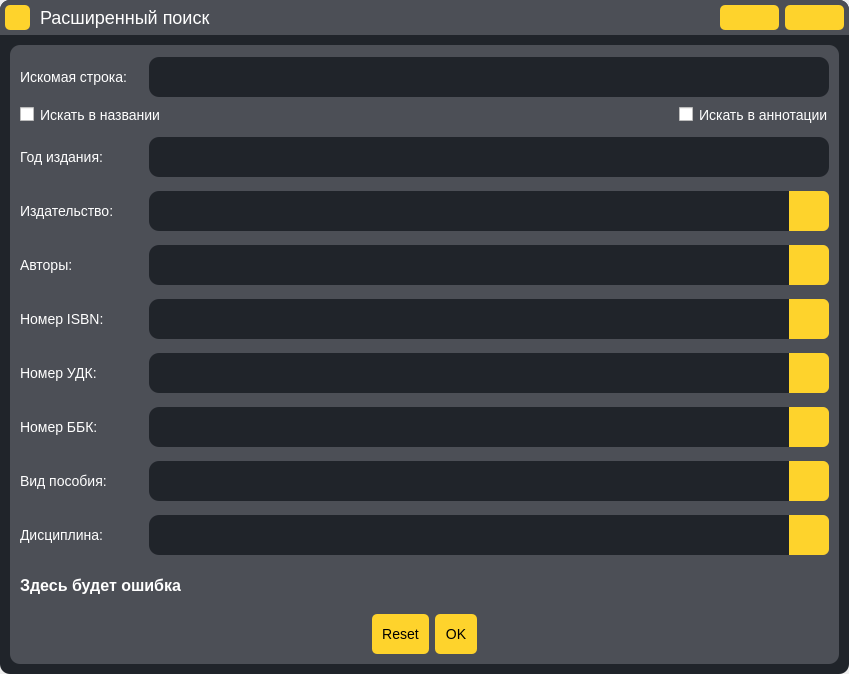
Old version of the form Design/qt_ui/ex_search_window.ui in the repository PereverzevIvan/Online_library_for_Polytech.
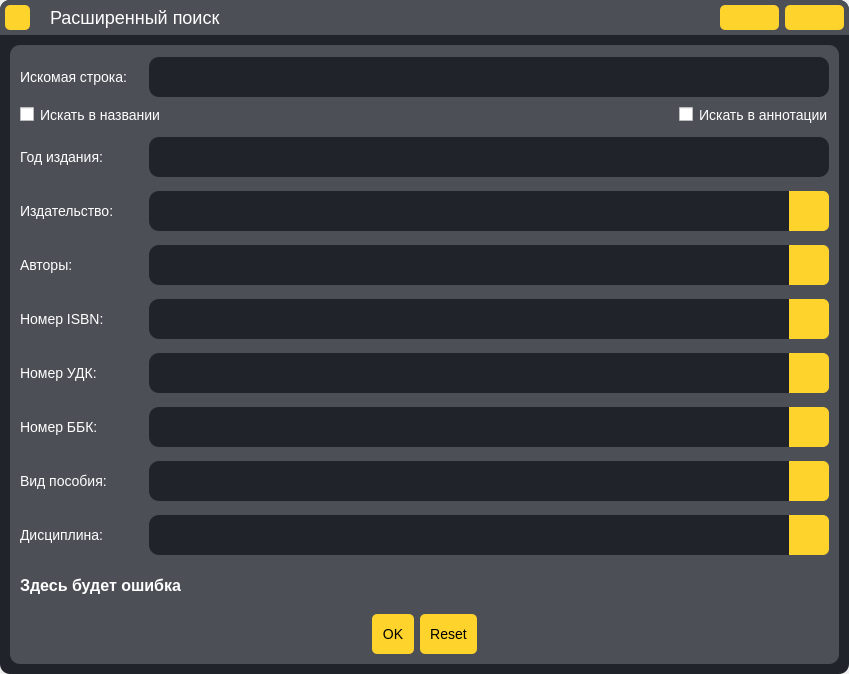
New version of the form. Icons and pictures are not drawn.

The edit to the form file:
```diff
--- a/Design/qt_ui/ex_search_window.ui
+++ b/Design/qt_ui/ex_search_window.ui
@@ -396,16 +396,16 @@
             <property name="bottomMargin">
              <number>0</number>
             </property>
-            <item alignment="Qt::AlignLeft">
+           </layout>
+          </widget>
+         </item>
+         <item>
              <widget class="QLabel" name="window_title">
               <property name="text">
                <string>Расширенный поиск</string>
               </property>
              </widget>
             </item>
-           </layout>
-          </widget>
-         </item>
          <item>
           <spacer name="horizontalSpacer">
            <property name="orientation">
@@ -1247,6 +1247,12 @@
             </item>
             <item>
              <widget class="QDialogButtonBox" name="buttons">
+              <property name="layoutDirection">
+               <enum>Qt::RightToLeft</enum>
+              </property>
+              <property name="autoFillBackground">
+               <bool>false</bool>
+              </property>
               <property name="orientation">
                <enum>Qt::Horizontal</enum>
               </property>
```
Left out of the diff: 2 changed lines with no effect on the pictures. Lines whose indentation alone changed are shown as unchanged.
